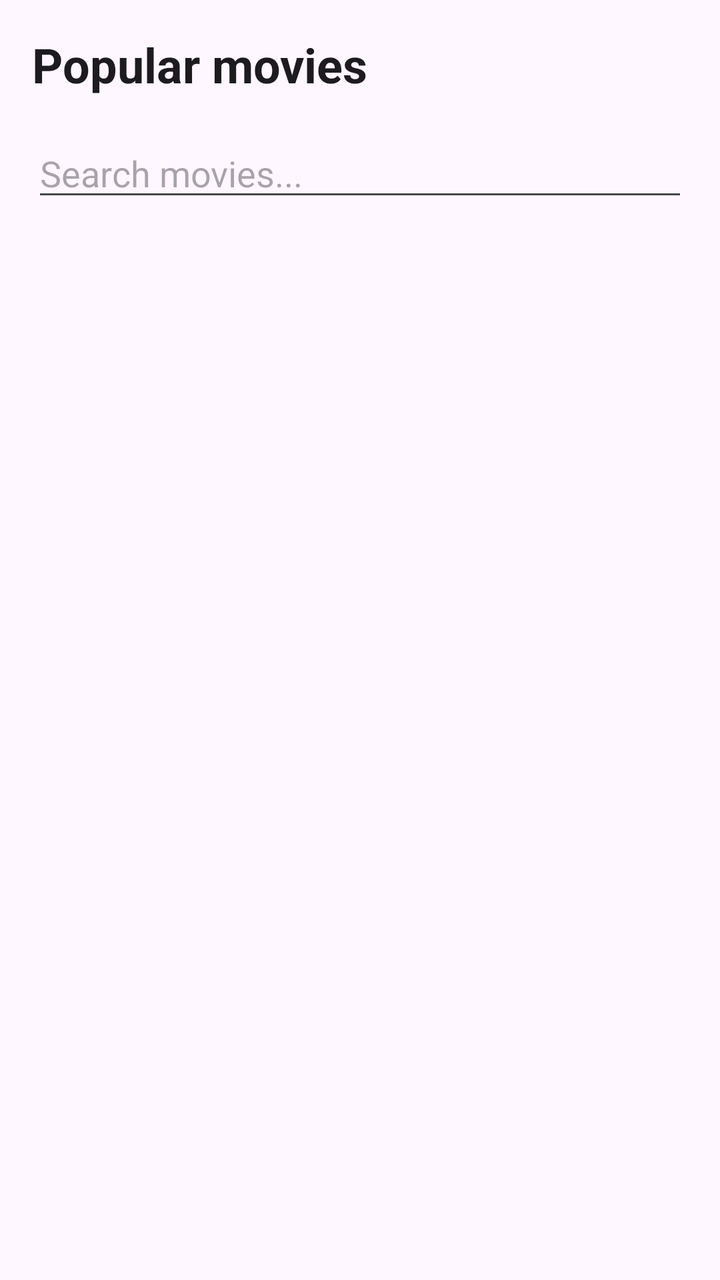
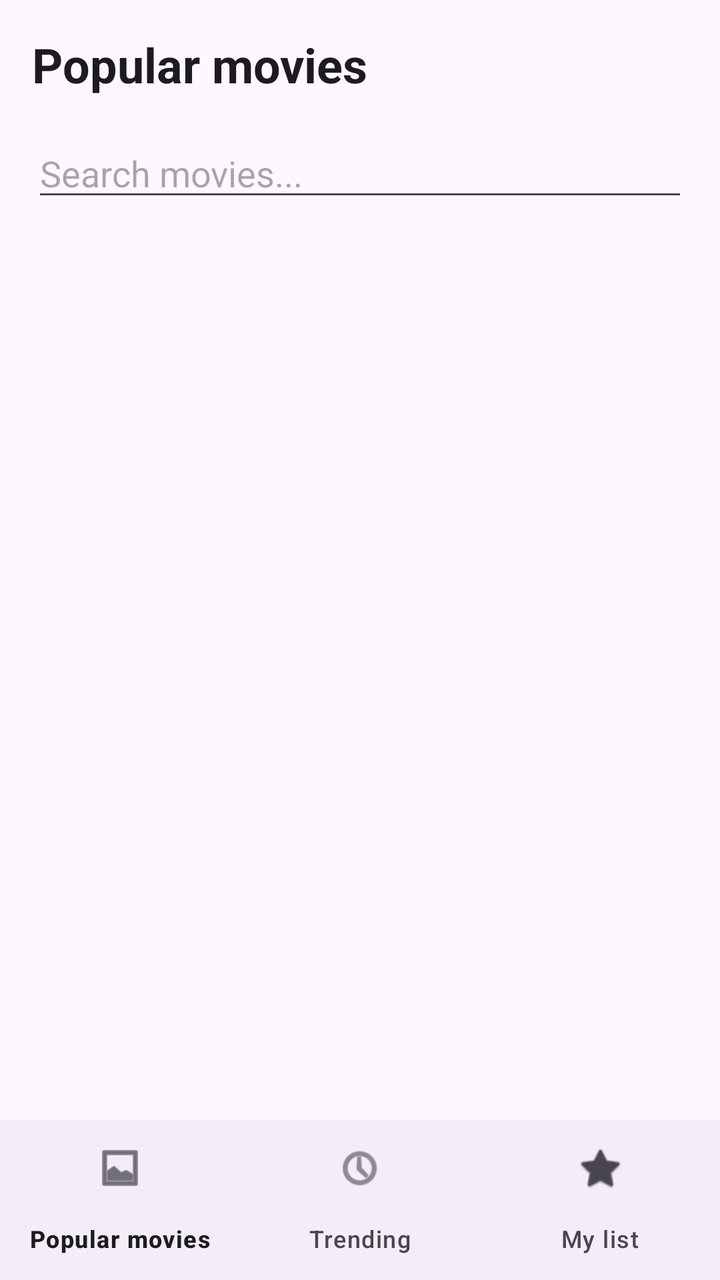

Screens rendered from an Android XML layout before and after an edit, with the pre-edit source and the edit as a unified diff.
<!-- AndroidManifest.xml: application theme Theme.Seminario -->
<!-- res/layout/activity_main.xml -->
<?xml version="1.0" encoding="utf-8"?>
<androidx.constraintlayout.widget.ConstraintLayout
    xmlns:android="http://schemas.android.com/apk/res/android"
    xmlns:app="http://schemas.android.com/apk/res-auto"
    xmlns:tools="http://schemas.android.com/tools"
    android:id="@+id/main"
    android:layout_width="match_parent"
    android:layout_height="match_parent"
    tools:context=".MainActivity">

    <TextView
        android:id="@+id/popularMoviesTitleTextView"
        android:layout_width="0dp"
        android:layout_height="wrap_content"
        android:padding="16dp"
        android:text="@string/popular_movies"
        android:textSize="24sp"
        android:textStyle="bold"
        android:textColor="?android:attr/textColorPrimary"
        app:layout_constraintTop_toTopOf="parent"
        app:layout_constraintStart_toStartOf="parent"
        app:layout_constraintEnd_toEndOf="parent" />

    <EditText
        android:id="@+id/searchMovieEditText"
        android:layout_width="0dp"
        android:layout_height="wrap_content"
        android:layout_marginStart="16dp"
        android:layout_marginEnd="16dp"
        android:layout_marginBottom="8dp"
        android:hint="@string/search_movies_hint"
        android:inputType="text"
        android:imeOptions="actionSearch"
        android:maxLines="1"
        app:layout_constraintTop_toBottomOf="@id/popularMoviesTitleTextView"
        app:layout_constraintStart_toStartOf="parent"
        app:layout_constraintEnd_toEndOf="parent" />

    <androidx.recyclerview.widget.RecyclerView
        android:id="@+id/moviesRecyclerView"
        android:layout_width="0dp"
        android:layout_height="0dp"
        android:padding="8dp"
        android:clipToPadding="false"
        app:layout_constraintTop_toBottomOf="@id/searchMovieEditText"
        app:layout_constraintBottom_toBottomOf="parent"
        app:layout_constraintStart_toStartOf="parent"
        app:layout_constraintEnd_toEndOf="parent"
        tools:listitem="@layout/item_movie" />

    <ProgressBar
        android:id="@+id/loadingProgressBar"
        android:layout_width="wrap_content"
        android:layout_height="wrap_content"
        android:visibility="gone"
        android:indeterminate="true"
        android:contentDescription="@string/loading_movies"
        app:layout_constraintTop_toTopOf="parent"
        app:layout_constraintBottom_toBottomOf="parent"
        app:layout_constraintStart_toStartOf="parent"
        app:layout_constraintEnd_toEndOf="parent" />

    <LinearLayout
        android:id="@+id/errorLayout"
        android:layout_width="0dp"
        android:layout_height="wrap_content"
        android:layout_margin="24dp"
        android:orientation="vertical"
        android:gravity="center"
        android:visibility="gone"
        app:layout_constraintTop_toTopOf="parent"
        app:layout_constraintBottom_toBottomOf="parent"
        app:layout_constraintStart_toStartOf="parent"
        app:layout_constraintEnd_toEndOf="parent">

        <TextView
            android:id="@+id/errorTextView"
            android:layout_width="match_parent"
            android:layout_height="wrap_content"
            android:gravity="center"
            android:text="@string/movies_load_error"
            android:textColor="?android:attr/textColorPrimary"
            android:textSize="16sp" />

        <Button
            android:id="@+id/retryButton"
            android:layout_width="wrap_content"
            android:layout_height="wrap_content"
            android:layout_marginTop="16dp"
            android:text="@string/retry" />
    </LinearLayout>
</androidx.constraintlayout.widget.ConstraintLayout>
<!-- res/layout/item_movie.xml (included above) -->
<?xml version="1.0" encoding="utf-8"?>
<LinearLayout
    xmlns:android="http://schemas.android.com/apk/res/android"
    android:layout_width="match_parent"
    android:layout_height="wrap_content"
    android:orientation="horizontal"
    android:gravity="center_vertical"
    android:padding="12dp"
    android:background="?attr/selectableItemBackground">

    <ImageView
        android:id="@+id/moviePosterImageView"
        android:layout_width="85dp"
        android:layout_height="128dp"
        android:scaleType="centerCrop"
        android:importantForAccessibility="no" />

    <TextView
        android:id="@+id/movieTitleTextView"
        android:layout_width="0dp"
        android:layout_height="wrap_content"
        android:layout_weight="1"
        android:layout_marginStart="16dp"
        android:textSize="18sp"
        android:textColor="?android:attr/textColorPrimary" />

</LinearLayout>
<!-- resources referenced by this layout -->
<resources>
  <string name="loading_movies">Loading movies</string>
  <string name="movies_load_error">Unable to load movies</string>
  <string name="popular_movies">Popular movies</string>
  <string name="retry">Retry</string>
  <string name="search_movies_hint">Search movies...</string>
  <style name="Theme.Seminario" parent="Base.Theme.Seminario" />
  <style name="Base.Theme.Seminario" parent="Theme.Material3.DayNight.NoActionBar">
  
          <item name="colorPrimary">@color/primary</item>
  
      </style>
  <color name="primary">@color/purple</color>
  <color name="purple">#6200EE</color>
</resources>

<!-- the commit's change to res/layout/activity_main.xml (unified diff, before → after) -->
@@ -43,7 +43,7 @@
         android:padding="8dp"
         android:clipToPadding="false"
         app:layout_constraintTop_toBottomOf="@id/searchMovieEditText"
-        app:layout_constraintBottom_toBottomOf="parent"
+        app:layout_constraintBottom_toTopOf="@id/bottomNavigationView"
         app:layout_constraintStart_toStartOf="parent"
         app:layout_constraintEnd_toEndOf="parent"
         tools:listitem="@layout/item_movie" />
@@ -89,6 +89,14 @@
             android:layout_marginTop="16dp"
             android:text="@string/retry" />
     </LinearLayout>
+    <com.google.android.material.bottomnavigation.BottomNavigationView
+        android:id="@+id/bottomNavigationView"
+        android:layout_width="0dp"
+        android:layout_height="wrap_content"
+        app:menu="@menu/bottom_navigation_menu"
+        app:layout_constraintBottom_toBottomOf="parent"
+        app:layout_constraintStart_toStartOf="parent"
+        app:layout_constraintEnd_toEndOf="parent" />
 </androidx.constraintlayout.widget.ConstraintLayout>
 <!-- res/layout/item_movie.xml (included above) -->
 <?xml version="1.0" encoding="utf-8"?>
